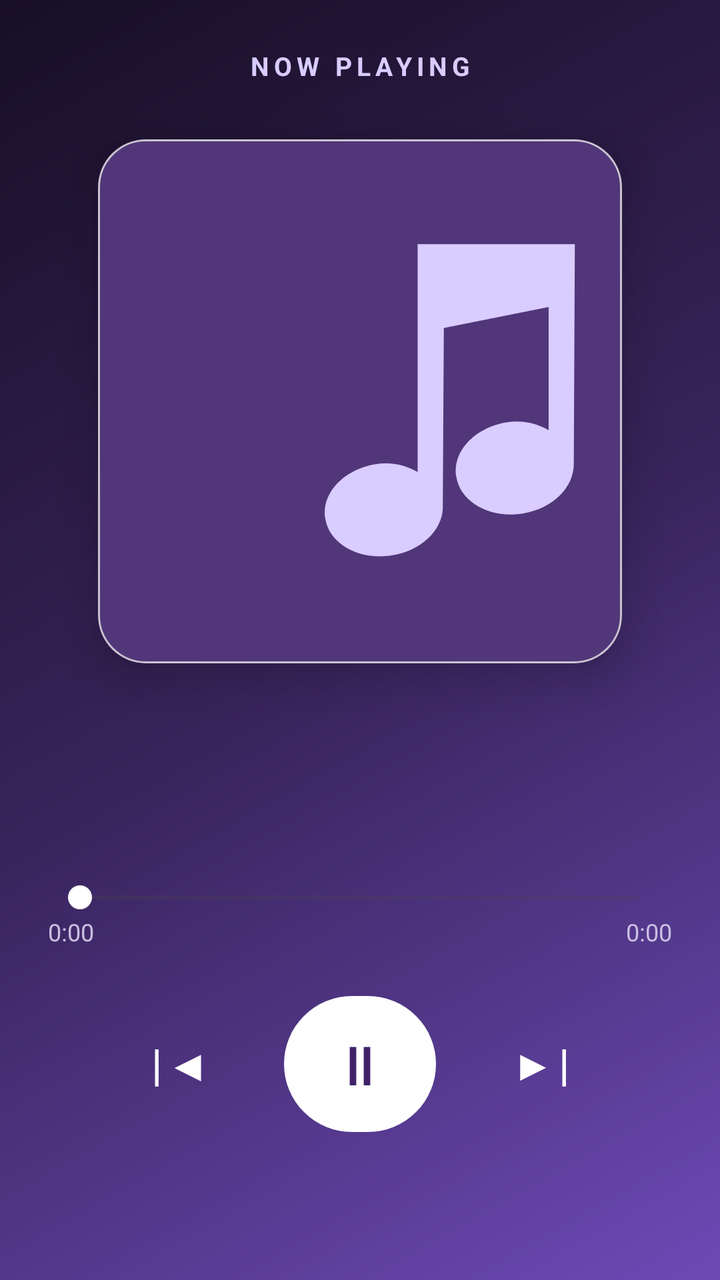
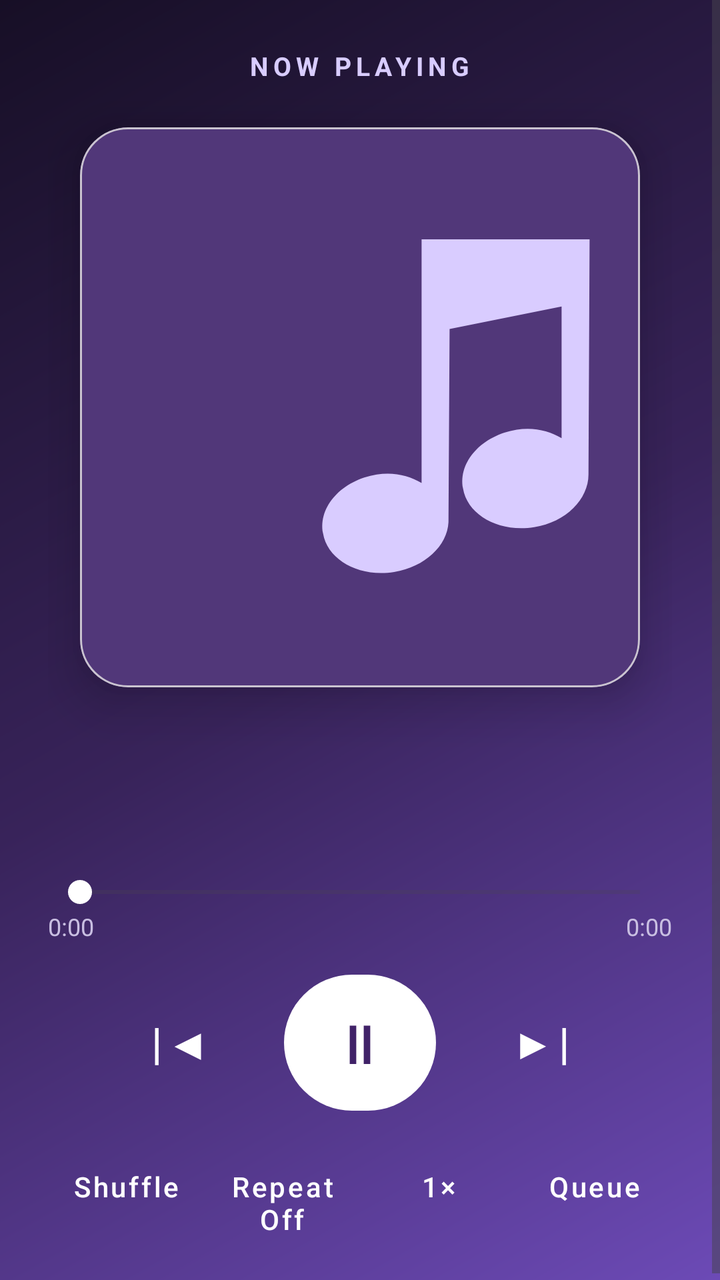

An Android layout rendered at two revisions. The XML below is the earlier revision; the diff shows what the commit changed to produce the second picture.
<!-- AndroidManifest.xml: application theme Theme.MusicPlayer -->
<!-- res/layout/activity_now_playing.xml -->
<androidx.constraintlayout.widget.ConstraintLayout
    xmlns:android="http://schemas.android.com/apk/res/android"
    xmlns:app="http://schemas.android.com/apk/res-auto"
    android:layout_width="match_parent"
    android:layout_height="match_parent"
    android:background="@drawable/now_playing_background"
    android:padding="24dp">

    <TextView
        android:id="@+id/nowPlayingLabel"
        android:layout_width="wrap_content"
        android:layout_height="wrap_content"
        android:text="NOW PLAYING"
        android:textColor="#D8CCFF"
        android:textSize="13sp"
        android:textStyle="bold"
        android:letterSpacing="0.18"
        app:layout_constraintTop_toTopOf="parent"
        app:layout_constraintStart_toStartOf="parent"
        app:layout_constraintEnd_toEndOf="parent"/>

    <com.google.android.material.card.MaterialCardView
        android:id="@+id/artworkCard"
        android:layout_width="0dp"
        android:layout_height="0dp"
        android:layout_marginTop="28dp"
        app:cardCornerRadius="24dp"
        app:cardElevation="14dp"
        app:layout_constraintDimensionRatio="1:1"
        app:layout_constraintWidth_percent="0.84"
        app:layout_constraintTop_toBottomOf="@id/nowPlayingLabel"
        app:layout_constraintStart_toStartOf="parent"
        app:layout_constraintEnd_toEndOf="parent">

        <ImageView
            android:id="@+id/nowPlayingArtwork"
            android:layout_width="match_parent"
            android:layout_height="match_parent"
            android:scaleType="centerCrop"
            android:src="@drawable/player_art_placeholder"
            android:contentDescription="Album artwork"/>
    </com.google.android.material.card.MaterialCardView>

    <TextView
        android:id="@+id/nowPlayingTitle"
        android:layout_width="0dp"
        android:layout_height="wrap_content"
        android:layout_marginTop="28dp"
        android:ellipsize="end"
        android:maxLines="2"
        android:gravity="center"
        android:textColor="#FFFFFF"
        android:textSize="24sp"
        android:textStyle="bold"
        app:layout_constraintTop_toBottomOf="@id/artworkCard"
        app:layout_constraintStart_toStartOf="parent"
        app:layout_constraintEnd_toEndOf="parent"/>

    <TextView
        android:id="@+id/nowPlayingArtist"
        android:layout_width="0dp"
        android:layout_height="wrap_content"
        android:layout_marginTop="6dp"
        android:ellipsize="end"
        android:maxLines="1"
        android:gravity="center"
        android:textColor="#C9BFE2"
        android:textSize="16sp"
        app:layout_constraintTop_toBottomOf="@id/nowPlayingTitle"
        app:layout_constraintStart_toStartOf="parent"
        app:layout_constraintEnd_toEndOf="parent"/>

    <SeekBar
        android:id="@+id/nowPlayingSeekBar"
        android:layout_width="0dp"
        android:layout_height="wrap_content"
        android:layout_marginTop="20dp"
        android:progressTint="#FFFFFF"
        android:thumbTint="#FFFFFF"
        app:layout_constraintTop_toBottomOf="@id/nowPlayingArtist"
        app:layout_constraintStart_toStartOf="parent"
        app:layout_constraintEnd_toEndOf="parent"/>

    <TextView
        android:id="@+id/elapsedTime"
        android:layout_width="wrap_content"
        android:layout_height="wrap_content"
        android:text="0:00"
        android:textColor="#C9BFE2"
        android:textSize="12sp"
        app:layout_constraintTop_toBottomOf="@id/nowPlayingSeekBar"
        app:layout_constraintStart_toStartOf="parent"/>

    <TextView
        android:id="@+id/totalTime"
        android:layout_width="wrap_content"
        android:layout_height="wrap_content"
        android:text="0:00"
        android:textColor="#C9BFE2"
        android:textSize="12sp"
        app:layout_constraintTop_toBottomOf="@id/nowPlayingSeekBar"
        app:layout_constraintEnd_toEndOf="parent"/>

    <LinearLayout
        android:id="@+id/playerControls"
        android:layout_width="wrap_content"
        android:layout_height="wrap_content"
        android:layout_marginTop="20dp"
        android:gravity="center"
        android:orientation="horizontal"
        app:layout_constraintTop_toBottomOf="@id/elapsedTime"
        app:layout_constraintStart_toStartOf="parent"
        app:layout_constraintEnd_toEndOf="parent">

        <com.google.android.material.button.MaterialButton
            android:id="@+id/nowPlayingPrevious"
            style="@style/Widget.MaterialComponents.Button.TextButton"
            android:layout_width="72dp"
            android:layout_height="64dp"
            android:text="|◀"
            android:textColor="#FFFFFF"
            android:textSize="22sp"/>

        <com.google.android.material.button.MaterialButton
            android:id="@+id/nowPlayingPlayPause"
            android:layout_width="76dp"
            android:layout_height="76dp"
            android:layout_marginHorizontal="16dp"
            android:text="Ⅱ"
            android:textColor="#402268"
            android:textSize="27sp"
            app:backgroundTint="#FFFFFF"
            app:cornerRadius="38dp"/>

        <com.google.android.material.button.MaterialButton
            android:id="@+id/nowPlayingNext"
            style="@style/Widget.MaterialComponents.Button.TextButton"
            android:layout_width="72dp"
            android:layout_height="64dp"
            android:text="▶|"
            android:textColor="#FFFFFF"
            android:textSize="22sp"/>
    </LinearLayout>

</androidx.constraintlayout.widget.ConstraintLayout>
<!-- resources referenced by this layout -->
<resources>
  <!-- drawable now_playing_background (drawable) -->
  <shape xmlns:android="http://schemas.android.com/apk/res/android"
      android:shape="rectangle">
      <gradient
          android:angle="315"
          android:startColor="#170F26"
          android:centerColor="#38235A"
          android:endColor="#6C4AB6"/>
  </shape>
  <!-- drawable player_art_placeholder (drawable) -->
  <vector xmlns:android="http://schemas.android.com/apk/res/android"
      android:width="280dp"
      android:height="280dp"
      android:viewportWidth="100"
      android:viewportHeight="100">
      <path android:fillColor="#513779" android:pathData="M0,0h100v100h-100z"/>
      <path android:fillColor="#D9CCFF" android:pathData="M61,20v43.5c-2.2,-1.3 -5,-2 -8,-1.5c-6.2,1 -10.5,5.7 -9.6,10.5c0.8,4.8 6.5,7.9 12.7,6.9c5.5,-0.9 9.5,-4.7 9.7,-8.9L66,36l20,-4v23.5c-2.2,-1.3 -5,-2 -8,-1.5c-6.2,1 -10.5,5.7 -9.6,10.5c0.8,4.8 6.5,7.9 12.7,6.9c5.7,-0.9 9.7,-5 9.7,-9.4L91,20z"/>
  </vector>
  <style name="Theme.MusicPlayer" parent="Base.Theme.MusicPlayer" />
  <style name="Base.Theme.MusicPlayer" parent="Theme.Material3.DayNight.NoActionBar">
          
          
      </style>
</resources>

<!-- the commit's change to res/layout/activity_now_playing.xml (unified diff, before → after) -->
@@ -1,145 +1,179 @@
-<androidx.constraintlayout.widget.ConstraintLayout
+<ScrollView
     xmlns:android="http://schemas.android.com/apk/res/android"
     xmlns:app="http://schemas.android.com/apk/res-auto"
     android:layout_width="match_parent"
     android:layout_height="match_parent"
     android:background="@drawable/now_playing_background"
-    android:padding="24dp">
-
-    <TextView
-        android:id="@+id/nowPlayingLabel"
-        android:layout_width="wrap_content"
-        android:layout_height="wrap_content"
-        android:text="NOW PLAYING"
-        android:textColor="#D8CCFF"
-        android:textSize="13sp"
-        android:textStyle="bold"
-        android:letterSpacing="0.18"
-        app:layout_constraintTop_toTopOf="parent"
-        app:layout_constraintStart_toStartOf="parent"
-        app:layout_constraintEnd_toEndOf="parent"/>
-
-    <com.google.android.material.card.MaterialCardView
-        android:id="@+id/artworkCard"
-        android:layout_width="0dp"
-        android:layout_height="0dp"
-        android:layout_marginTop="28dp"
-        app:cardCornerRadius="24dp"
-        app:cardElevation="14dp"
-        app:layout_constraintDimensionRatio="1:1"
-        app:layout_constraintWidth_percent="0.84"
-        app:layout_constraintTop_toBottomOf="@id/nowPlayingLabel"
-        app:layout_constraintStart_toStartOf="parent"
-        app:layout_constraintEnd_toEndOf="parent">
-
-        <ImageView
-            android:id="@+id/nowPlayingArtwork"
-            android:layout_width="match_parent"
-            android:layout_height="match_parent"
-            android:scaleType="centerCrop"
-            android:src="@drawable/player_art_placeholder"
-            android:contentDescription="Album artwork"/>
-    </com.google.android.material.card.MaterialCardView>
-
-    <TextView
-        android:id="@+id/nowPlayingTitle"
-        android:layout_width="0dp"
-        android:layout_height="wrap_content"
-        android:layout_marginTop="28dp"
-        android:ellipsize="end"
-        android:maxLines="2"
-        android:gravity="center"
-        android:textColor="#FFFFFF"
-        android:textSize="24sp"
-        android:textStyle="bold"
-        app:layout_constraintTop_toBottomOf="@id/artworkCard"
-        app:layout_constraintStart_toStartOf="parent"
-        app:layout_constraintEnd_toEndOf="parent"/>
-
-    <TextView
-        android:id="@+id/nowPlayingArtist"
-        android:layout_width="0dp"
-        android:layout_height="wrap_content"
-        android:layout_marginTop="6dp"
-        android:ellipsize="end"
-        android:maxLines="1"
-        android:gravity="center"
-        android:textColor="#C9BFE2"
-        android:textSize="16sp"
-        app:layout_constraintTop_toBottomOf="@id/nowPlayingTitle"
-        app:layout_constraintStart_toStartOf="parent"
-        app:layout_constraintEnd_toEndOf="parent"/>
-
-    <SeekBar
-        android:id="@+id/nowPlayingSeekBar"
-        android:layout_width="0dp"
-        android:layout_height="wrap_content"
-        android:layout_marginTop="20dp"
-        android:progressTint="#FFFFFF"
-        android:thumbTint="#FFFFFF"
-        app:layout_constraintTop_toBottomOf="@id/nowPlayingArtist"
-        app:layout_constraintStart_toStartOf="parent"
-        app:layout_constraintEnd_toEndOf="parent"/>
-
-    <TextView
-        android:id="@+id/elapsedTime"
-        android:layout_width="wrap_content"
-        android:layout_height="wrap_content"
-        android:text="0:00"
-        android:textColor="#C9BFE2"
-        android:textSize="12sp"
-        app:layout_constraintTop_toBottomOf="@id/nowPlayingSeekBar"
-        app:layout_constraintStart_toStartOf="parent"/>
-
-    <TextView
-        android:id="@+id/totalTime"
-        android:layout_width="wrap_content"
-        android:layout_height="wrap_content"
-        android:text="0:00"
-        android:textColor="#C9BFE2"
-        android:textSize="12sp"
-        app:layout_constraintTop_toBottomOf="@id/nowPlayingSeekBar"
-        app:layout_constraintEnd_toEndOf="parent"/>
+    android:fillViewport="true">
 
     <LinearLayout
-        android:id="@+id/playerControls"
-        android:layout_width="wrap_content"
+        android:layout_width="match_parent"
         android:layout_height="wrap_content"
-        android:layout_marginTop="20dp"
-        android:gravity="center"
-        android:orientation="horizontal"
-        app:layout_constraintTop_toBottomOf="@id/elapsedTime"
-        app:layout_constraintStart_toStartOf="parent"
-        app:layout_constraintEnd_toEndOf="parent">
+        android:gravity="center_horizontal"
+        android:orientation="vertical"
+        android:padding="24dp">
 
-        <com.google.android.material.button.MaterialButton
-            android:id="@+id/nowPlayingPrevious"
-            style="@style/Widget.MaterialComponents.Button.TextButton"
-            android:layout_width="72dp"
-            android:layout_height="64dp"
-            android:text="|◀"
+        <TextView
+            android:layout_width="wrap_content"
+            android:layout_height="wrap_content"
+            android:letterSpacing="0.18"
+            android:text="NOW PLAYING"
+            android:textColor="#D8CCFF"
+            android:textSize="13sp"
+            android:textStyle="bold"/>
+
+        <com.google.android.material.card.MaterialCardView
+            android:layout_width="280dp"
+            android:layout_height="280dp"
+            android:layout_marginTop="22dp"
+            app:cardCornerRadius="24dp"
+            app:cardElevation="14dp">
+
+            <ImageView
+                android:id="@+id/nowPlayingArtwork"
+                android:layout_width="match_parent"
+                android:layout_height="match_parent"
+                android:contentDescription="Album artwork"
+                android:scaleType="centerCrop"
+                android:src="@drawable/player_art_placeholder"/>
+        </com.google.android.material.card.MaterialCardView>
+
+        <TextView
+            android:id="@+id/nowPlayingTitle"
+            android:layout_width="match_parent"
+            android:layout_height="wrap_content"
+            android:layout_marginTop="22dp"
+            android:ellipsize="end"
+            android:gravity="center"
+            android:maxLines="2"
             android:textColor="#FFFFFF"
-            android:textSize="22sp"/>
+            android:textSize="23sp"
+            android:textStyle="bold"/>
 
-        <com.google.android.material.button.MaterialButton
-            android:id="@+id/nowPlayingPlayPause"
-            android:layout_width="76dp"
-            android:layout_height="76dp"
-            android:layout_marginHorizontal="16dp"
-            android:text="Ⅱ"
-            android:textColor="#402268"
-            android:textSize="27sp"
-            app:backgroundTint="#FFFFFF"
-            app:cornerRadius="38dp"/>
+        <TextView
+            android:id="@+id/nowPlayingArtist"
+            android:layout_width="match_parent"
+            android:layout_height="wrap_content"
+            android:layout_marginTop="5dp"
+            android:ellipsize="end"
+            android:gravity="center"
+            android:maxLines="1"
+            android:textColor="#C9BFE2"
+            android:textSize="16sp"/>
 
-        <com.google.android.material.button.MaterialButton
-            android:id="@+id/nowPlayingNext"
-            style="@style/Widget.MaterialComponents.Button.TextButton"
-            android:layout_width="72dp"
-            android:layout_height="64dp"
-            android:text="▶|"
-            android:textColor="#FFFFFF"
-            android:textSize="22sp"/>
+        <SeekBar
+            android:id="@+id/nowPlayingSeekBar"
+            android:layout_width="match_parent"
+            android:layout_height="wrap_content"
+            android:layout_marginTop="14dp"
+            android:progressTint="#FFFFFF"
+            android:thumbTint="#FFFFFF"/>
+
+        <LinearLayout
+            android:layout_width="match_parent"
+            android:layout_height="wrap_content"
+            android:orientation="horizontal">
+
+            <TextView
+                android:id="@+id/elapsedTime"
+                android:layout_width="0dp"
+                android:layout_height="wrap_content"
+                android:layout_weight="1"
+                android:text="0:00"
+                android:textColor="#C9BFE2"
+                android:textSize="12sp"/>
+
+            <TextView
+                android:id="@+id/totalTime"
+                android:layout_width="wrap_content"
+                android:layout_height="wrap_content"
+                android:text="0:00"
+                android:textColor="#C9BFE2"
+                android:textSize="12sp"/>
+        </LinearLayout>
+
+        <LinearLayout
+            android:layout_width="wrap_content"
+            android:layout_height="wrap_content"
+            android:layout_marginTop="12dp"
+            android:gravity="center"
+            android:orientation="horizontal">
+
+            <com.google.android.material.button.MaterialButton
+                android:id="@+id/nowPlayingPrevious"
+                style="@style/Widget.MaterialComponents.Button.TextButton"
+                android:layout_width="72dp"
+                android:layout_height="64dp"
+                android:text="|◀"
+                android:textColor="#FFFFFF"
+                android:textSize="22sp"/>
+
+            <com.google.android.material.button.MaterialButton
+                android:id="@+id/nowPlayingPlayPause"
+                android:layout_width="76dp"
+                android:layout_height="76dp"
+                android:layout_marginHorizontal="16dp"
+                android:text="Ⅱ"
+                android:textColor="#402268"
+                android:textSize="27sp"
+                app:backgroundTint="#FFFFFF"
+                app:cornerRadius="38dp"/>
+
+            <com.google.android.material.button.MaterialButton
+                android:id="@+id/nowPlayingNext"
+                style="@style/Widget.MaterialComponents.Button.TextButton"
+                android:layout_width="72dp"
+                android:layout_height="64dp"
+                android:text="▶|"
+                android:textColor="#FFFFFF"
+                android:textSize="22sp"/>
+        </LinearLayout>
+
+        <LinearLayout
+            android:layout_width="match_parent"
+            android:layout_height="wrap_content"
+            android:layout_marginTop="8dp"
+            android:orientation="horizontal">
+
+            <com.google.android.material.button.MaterialButton
+                android:id="@+id/nowPlayingShuffle"
+                style="@style/Widget.MaterialComponents.Button.TextButton"
+                android:layout_width="0dp"
+                android:layout_height="52dp"
+                android:layout_weight="1"
+                android:text="Shuffle"
+                android:textAllCaps="false"
+                android:textColor="#FFFFFF"/>
+
+            <com.google.android.material.button.MaterialButton
+                android:id="@+id/nowPlayingRepeat"
+                style="@style/Widget.MaterialComponents.Button.TextButton"
+                android:layout_width="0dp"
+                android:layout_height="52dp"
+                android:layout_weight="1"
+                android:text="Repeat Off"
+                android:textAllCaps="false"
+                android:textColor="#FFFFFF"/>
+
+            <com.google.android.material.button.MaterialButton
+                android:id="@+id/nowPlayingSpeed"
+                style="@style/Widget.MaterialComponents.Button.TextButton"
+                android:layout_width="0dp"
+                android:layout_height="52dp"
+                android:layout_weight="1"
+                android:text="1×"
+                android:textAllCaps="false"
+                android:textColor="#FFFFFF"/>
+
+            <com.google.android.material.button.MaterialButton
+                android:id="@+id/nowPlayingQueue"
+                style="@style/Widget.MaterialComponents.Button.TextButton"
+                android:layout_width="0dp"
+                android:layout_height="52dp"
+                android:layout_weight="1"
+                android:text="Queue"
+                android:textAllCaps="false"
+                android:textColor="#FFFFFF"/>
+        </LinearLayout>
     </LinearLayout>
-
-</androidx.constraintlayout.widget.ConstraintLayout>
+</ScrollView>
